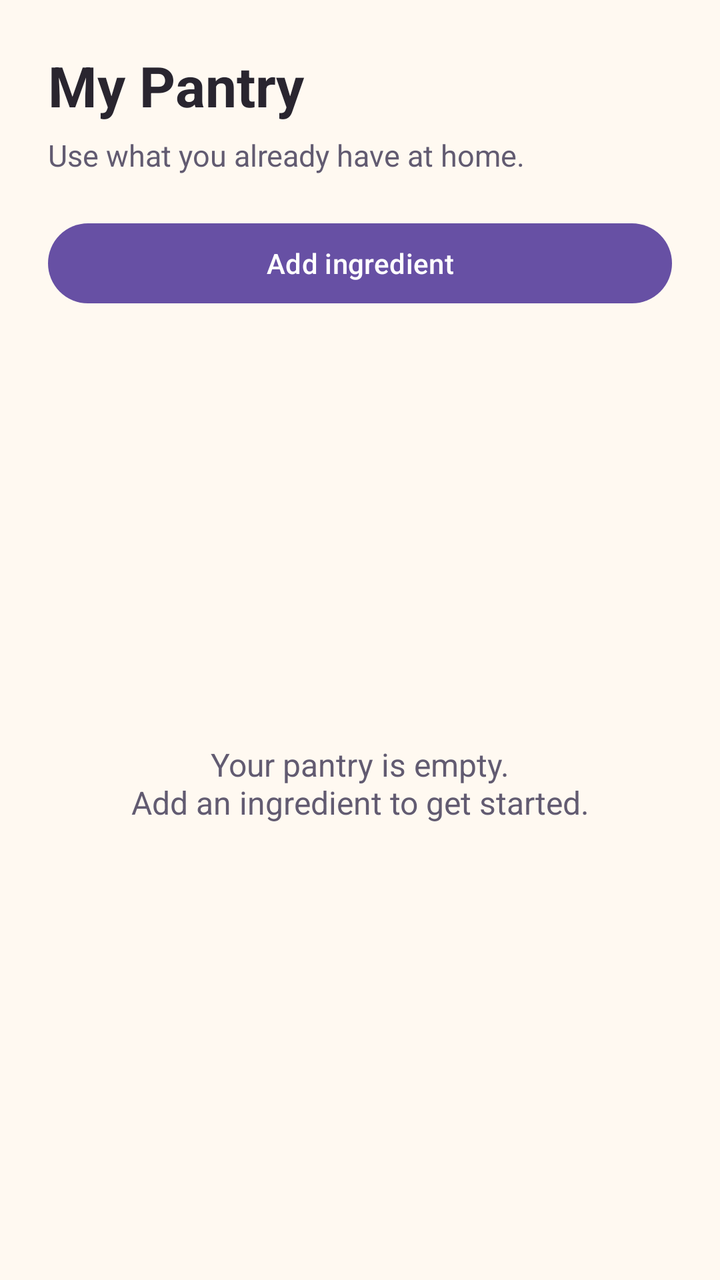
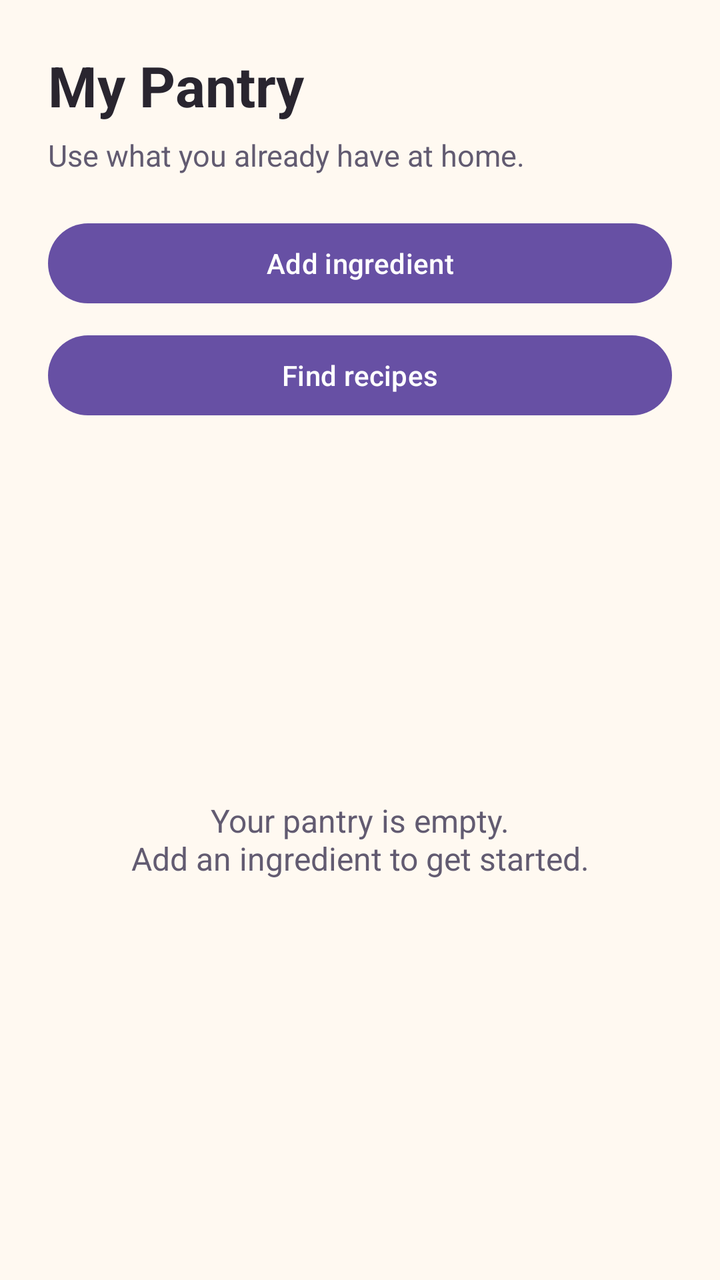

Screens rendered from an Android XML layout before and after an edit, with the pre-edit source and the edit as a unified diff.
<!-- AndroidManifest.xml: application theme Theme.SmartPantryManager -->
<!-- res/layout/activity_main.xml -->
<?xml version="1.0" encoding="utf-8"?>
<LinearLayout xmlns:android="http://schemas.android.com/apk/res/android"
    xmlns:tools="http://schemas.android.com/tools"
    android:id="@+id/main"
    android:layout_width="match_parent"
    android:layout_height="match_parent"
    android:orientation="vertical"
    android:background="#FFF9F1"
    tools:context=".MainActivity">

    <LinearLayout
        android:layout_width="match_parent"
        android:layout_height="match_parent"
        android:orientation="vertical"
        android:padding="24dp">

        <TextView
            android:layout_width="wrap_content"
            android:layout_height="wrap_content"
            android:text="@string/pantry_title"
            android:textColor="#29252F"
            android:textSize="28sp"
            android:textStyle="bold" />

        <TextView
            android:layout_width="wrap_content"
            android:layout_height="wrap_content"
            android:layout_marginTop="6dp"
            android:text="@string/pantry_subtitle"
            android:textColor="#625B71"
            android:textSize="15sp" />

        <Button
            android:id="@+id/addIngredientButton"
            android:layout_width="match_parent"
            android:layout_height="wrap_content"
            android:layout_marginTop="20dp"
            android:text="@string/add_ingredient" />

        <FrameLayout
            android:layout_width="match_parent"
            android:layout_height="0dp"
            android:layout_weight="1"
            android:layout_marginTop="12dp">

            <TextView
                android:id="@+id/emptyPantryMessage"
                android:layout_width="match_parent"
                android:layout_height="match_parent"
                android:gravity="center"
                android:text="@string/pantry_empty"
                android:textColor="#625B71"
                android:textSize="16sp" />

            <ScrollView
                android:id="@+id/pantryListScroll"
                android:layout_width="match_parent"
                android:layout_height="match_parent"
                android:visibility="gone">

                <LinearLayout
                    android:id="@+id/pantryIngredientsContainer"
                    android:layout_width="match_parent"
                    android:layout_height="wrap_content"
                    android:orientation="vertical" />

            </ScrollView>

        </FrameLayout>

    </LinearLayout>

</LinearLayout>
<!-- resources referenced by this layout -->
<resources>
  <string name="add_ingredient">Add ingredient</string>
  <string name="pantry_empty">Your pantry is empty.\nAdd an ingredient to get started.</string>
  <string name="pantry_subtitle">Use what you already have at home.</string>
  <string name="pantry_title">My Pantry</string>
  <style name="Theme.SmartPantryManager" parent="Base.Theme.SmartPantryManager" />
  <style name="Base.Theme.SmartPantryManager" parent="Theme.Material3.DayNight.NoActionBar">
          
          
      </style>
</resources>

<!-- the commit's change to res/layout/activity_main.xml (unified diff, before → after) -->
@@ -37,6 +37,13 @@
             android:layout_marginTop="20dp"
             android:text="@string/add_ingredient" />
 
+        <Button
+            android:id="@+id/findRecipesButton"
+            android:layout_width="match_parent"
+            android:layout_height="wrap_content"
+            android:layout_marginTop="8dp"
+            android:text="Find recipes" />
+
         <FrameLayout
             android:layout_width="match_parent"
             android:layout_height="0dp"
